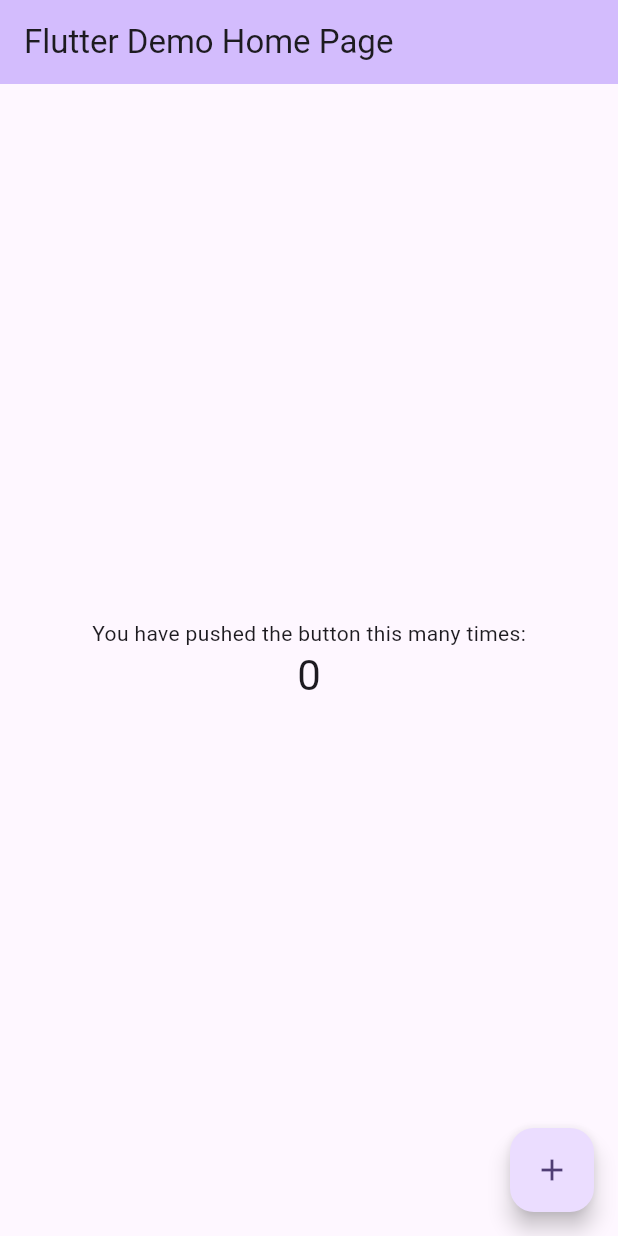
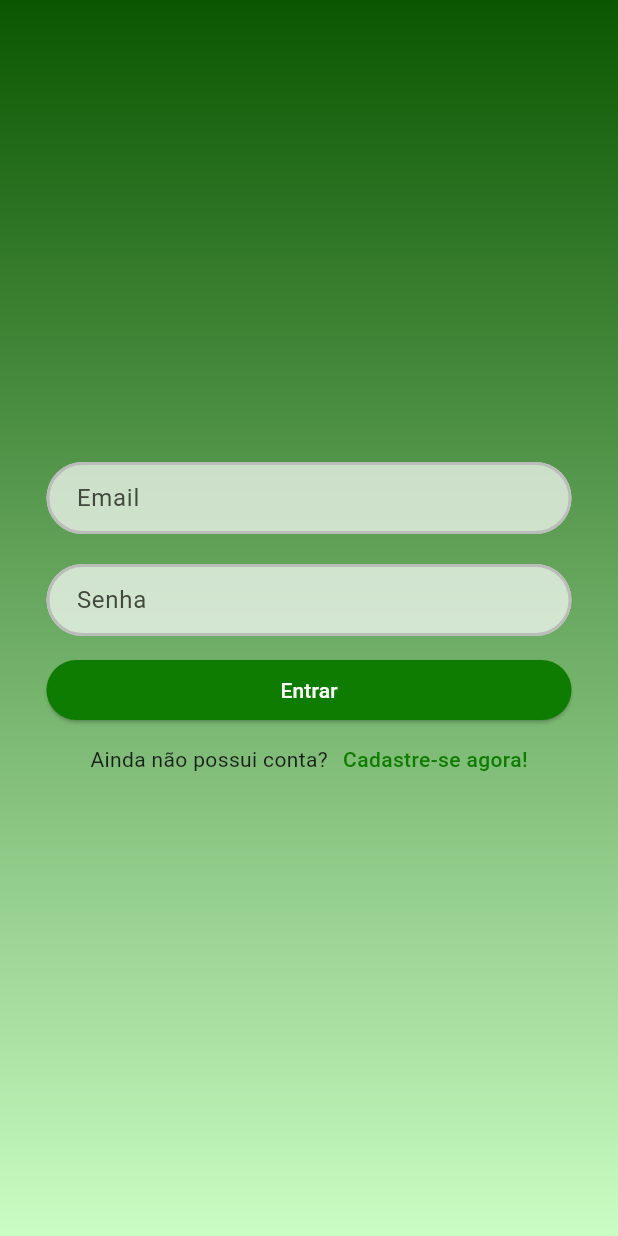
Before and after one commit to silva-luiz/app-nutricao, a Flutter app: the screen it shows after launch, on a phone screen of 412 x 824 dp. Run offline on Flutter 3.47's test engine with Material 3 defaults, Android fonts, the phone set to English and light mode, and no system bars; our stand-ins replace sqflite; accounts and stored records are empty.

Commit message:
merge from initial screen - login and register screens added

```diff
--- /dev/null
+++ b/lib/_core/color_list.dart
@@ -0,0 +1,17 @@
+import 'package:flutter/material.dart';
+
+class AppColors {
+  static const Color primaryColor = Color.fromARGB(255, 14, 124, 0);
+  static const Color secondaryColor = Color.fromARGB(255, 124, 2, 2);
+  static const Color warningColor = Color.fromARGB(255, 201, 171, 0);
+  static const Color dangerColor = Color.fromARGB(255, 194, 0, 0);
+  static const Color infoColor = Color.fromARGB(255, 0, 102, 255);
+  static const Color textLight = Color.fromARGB(255, 255, 255, 255);
+  static const Color textGrey = Color.fromARGB(255, 102, 102, 102);
+  static const Color textDark = Color.fromARGB(255, 0, 0, 0);
+
+  static const Color gradientTopColor = Color.fromARGB(255, 202, 253, 195);
+  static const Color gradientBottomColor = Color.fromARGB(255, 11, 87, 1);
+
+
+}
--- /dev/null
+++ b/lib/_core/input_style.dart
@@ -0,0 +1,18 @@
+import 'package:app_nutricao/_core/color_list.dart';
+import 'package:flutter/material.dart';
+
+InputDecoration textInputDecoration(String label) {
+  return InputDecoration(
+    hintText: label,
+    fillColor: Colors.white70,
+    filled: true,
+    contentPadding: const EdgeInsets.fromLTRB(16, 8, 16, 8),
+    border: OutlineInputBorder(borderRadius: BorderRadius.circular(30),),
+    enabledBorder: OutlineInputBorder(
+      borderRadius: BorderRadius.circular(30),
+      borderSide: const BorderSide(color: Color.fromARGB(255, 189, 188, 188), width: 2),
+    ),
+    focusedBorder: OutlineInputBorder(borderRadius: BorderRadius.circular(30),
+    borderSide: const BorderSide(color: AppColors.primaryColor, width: 3),)
+  );
+}
--- /dev/null
+++ b/lib/components/custom_button.dart
@@ -0,0 +1,26 @@
+import 'package:app_nutricao/_core/color_list.dart';
+import 'package:flutter/material.dart';
+
+class CustomButton extends StatelessWidget {
+  final double _width;
+  final String _label;
+  final void Function() _onClick;
+
+  const CustomButton(this._width, this._label, this._onClick, {super.key});
+
+  @override
+  Widget build(BuildContext context) {
+    return Padding(
+      padding: const EdgeInsets.all(12.0),
+      child: SizedBox(
+        width: _width,
+        child: ElevatedButton(
+            style:
+                ElevatedButton.styleFrom(backgroundColor: AppColors.primaryColor),
+            onPressed: _onClick,
+            child: Text(_label,
+                style: const TextStyle(color: AppColors.textLight))),
+      ),
+    );
+  }
+}
--- a/lib/main.dart
+++ b/lib/main.dart
@@ -1,3 +1,5 @@
+import 'package:app_nutricao/_core/color_list.dart';
+import 'package:app_nutricao/pages/login.dart';
 import 'package:flutter/material.dart';
 
 void main() {
@@ -11,115 +13,13 @@ class MyApp extends StatelessWidget {
   @override
   Widget build(BuildContext context) {
     return MaterialApp(
-      title: 'Flutter Demo',
+       debugShowCheckedModeBanner: false,
+      title: 'App nutrição',
       theme: ThemeData(
-        // This is the theme of your application.
-        //
-        // TRY THIS: Try running your application with "flutter run". You'll see
-        // the application has a purple toolbar. Then, without quitting the app,
-        // try changing the seedColor in the colorScheme below to Colors.green
-        // and then invoke "hot reload" (save your changes or press the "hot
-        // reload" button in a Flutter-supported IDE, or press "r" if you used
-        // the command line to start the app).
-        //
-        // Notice that the counter didn't reset back to zero; the application
-        // state is not lost during the reload. To reset the state, use hot
-        // restart instead.
-        //
-        // This works for code too, not just values: Most code changes can be
-        // tested with just a hot reload.
-        colorScheme: ColorScheme.fromSeed(seedColor: Colors.deepPurple),
+        colorScheme: ColorScheme.fromSeed(seedColor: AppColors.primaryColor),
         useMaterial3: true,
       ),
-      home: const MyHomePage(title: 'Flutter Demo Home Page'),
+      home: const LoginPage(),
     );
   }
 }
-
-class MyHomePage extends StatefulWidget {
-  const MyHomePage({super.key, required this.title});
-
-  // This widget is the home page of your application. It is stateful, meaning
-  // that it has a State object (defined below) that contains fields that affect
-  // how it looks.
-
-  // This class is the configuration for the state. It holds the values (in this
-  // case the title) provided by the parent (in this case the App widget) and
-  // used by the build method of the State. Fields in a Widget subclass are
-  // always marked "final".
-
-  final String title;
-
-  @override
-  State<MyHomePage> createState() => _MyHomePageState();
-}
-
-class _MyHomePageState extends State<MyHomePage> {
-  int _counter = 0;
-
-  void _incrementCounter() {
-    setState(() {
-      // This call to setState tells the Flutter framework that something has
-      // changed in this State, which causes it to rerun the build method below
-      // so that the display can reflect the updated values. If we changed
-      // _counter without calling setState(), then the build method would not be
-      // called again, and so nothing would appear to happen.
-      _counter++;
-    });
-  }
-
-  @override
-  Widget build(BuildContext context) {
-    // This method is rerun every time setState is called, for instance as done
-    // by the _incrementCounter method above.
-    //
-    // The Flutter framework has been optimized to make rerunning build methods
-    // fast, so that you can just rebuild anything that needs updating rather
-    // than having to individually change instances of widgets.
-    return Scaffold(
-      appBar: AppBar(
-        // TRY THIS: Try changing the color here to a specific color (to
-        // Colors.amber, perhaps?) and trigger a hot reload to see the AppBar
-        // change color while the other colors stay the same.
-        backgroundColor: Theme.of(context).colorScheme.inversePrimary,
-        // Here we take the value from the MyHomePage object that was created by
-        // the App.build method, and use it to set our appbar title.
-        title: Text(widget.title),
-      ),
-      body: Center(
-        // Center is a layout widget. It takes a single child and positions it
-        // in the middle of the parent.
-        child: Column(
-          // Column is also a layout widget. It takes a list of children and
-          // arranges them vertically. By default, it sizes itself to fit its
-          // children horizontally, and tries to be as tall as its parent.
-          //
-          // Column has various properties to control how it sizes itself and
-          // how it positions its children. Here we use mainAxisAlignment to
-          // center the children vertically; the main axis here is the vertical
-          // axis because Columns are vertical (the cross axis would be
-          // horizontal).
-          //
-          // TRY THIS: Invoke "debug painting" (choose the "Toggle Debug Paint"
-          // action in the IDE, or press "p" in the console), to see the
-          // wireframe for each widget.
-          mainAxisAlignment: MainAxisAlignment.center,
-          children: <Widget>[
-            const Text(
-              'You have pushed the button this many times:',
-            ),
-            Text(
-              '$_counter',
-              style: Theme.of(context).textTheme.headlineMedium,
-            ),
-          ],
-        ),
-      ),
-      floatingActionButton: FloatingActionButton(
-        onPressed: _incrementCounter,
-        tooltip: 'Increment',
-        child: const Icon(Icons.add),
-      ), // This trailing comma makes auto-formatting nicer for build methods.
-    );
-  }
-}
--- /dev/null
+++ b/lib/pages/login.dart
@@ -0,0 +1,255 @@
+import 'package:app_nutricao/_core/color_list.dart';
+import 'package:app_nutricao/_core/input_style.dart';
+import 'package:app_nutricao/components/custom_button.dart';
+import 'package:app_nutricao/data/database_helper.dart';
+import 'package:flutter/material.dart';
+
+class LoginPage extends StatefulWidget {
+  const LoginPage({super.key});
+
+  @override
+  State<LoginPage> createState() => _LoginPageState();
+}
+
+class _LoginPageState extends State<LoginPage> {
+  List<Map<String, dynamic>> _registros = [];
+
+  final _formkey = GlobalKey<FormState>();
+  final _modalFormKey = GlobalKey<FormState>();
+
+// Controllers do Login
+  final TextEditingController _loginEmailController = TextEditingController();
+  final TextEditingController _loginPasswordController =
+      TextEditingController();
+
+// Controllers do Modal
+  final TextEditingController _nameController = TextEditingController();
+  final TextEditingController _emailController = TextEditingController();
+  final TextEditingController _birthdateController = TextEditingController();
+  final TextEditingController _passwordController = TextEditingController();
+  final TextEditingController _confirmPasswordController =
+      TextEditingController();
+
+  void _exibeTodosRegistros() async {
+    final data = await Database.exibeTodosRegistros();
+    setState(() {
+      _registros = data;
+    });
+  }
+
+  loginButtonClicked() {
+    if (_formkey.currentState!.validate()) {
+      print('Form OK!');
+    } else {
+      print('Form NOK!');
+      ScaffoldMessenger.of(context).showSnackBar(
+        const SnackBar(
+          content: Text("Por favor, preencha corretamente todos os campos."),
+        ),
+      );
+    }
+  }
+
+  registerButtonClicked() async {
+    if (_modalFormKey.currentState!.validate()) {
+      await _insereRegistro();
+      Navigator.of(context).pop();
+    } else {
+      print('Form NOK!');
+      ScaffoldMessenger.of(context).showSnackBar(
+        const SnackBar(
+          content: Text("Por favor, preencha corretamente todos os campos."),
+        ),
+      );
+    }
+  }
+
+  // Insere um novo registro
+  Future<void> _insereRegistro() async {
+    await Database.insereRegistro(_nameController.text, _emailController.text,
+        _birthdateController.text, _passwordController.text);
+    _exibeTodosRegistros();
+  }
+
+  @override
+  Widget build(BuildContext context) {
+    return Scaffold(
+      backgroundColor: Colors.green,
+      resizeToAvoidBottomInset: true,
+      body: SafeArea(
+        top: true,
+        child: Stack(
+          children: [
+            Container(
+              decoration: const BoxDecoration(
+                gradient: LinearGradient(
+                    end: Alignment.topCenter,
+                    begin: Alignment.bottomCenter,
+                    colors: [
+                      AppColors.gradientTopColor,
+                      AppColors.gradientBottomColor
+                    ]),
+              ),
+              child: Center(
+                child: SingleChildScrollView(
+                  child: Form(
+                    key: _formkey,
+                    child: Column(
+                      mainAxisAlignment: MainAxisAlignment.center,
+                      children: [
+                        SizedBox(
+                          width: 350,
+                          child: TextFormField(
+                              decoration: textInputDecoration("Email"),
+                              keyboardType: TextInputType.emailAddress,
+                              validator: (String? value) {
+                                if (value == null || !value.contains("@")) {
+                                  return "Por favor, digite um email válido";
+                                }
+                                return null;
+                              }),
+                        ),
+                        const SizedBox(height: 20),
+                        SizedBox(
+                          width: 350,
+                          child: TextFormField(
+                              decoration: textInputDecoration("Senha"),
+                              obscureText: true,
+                              validator: (String? value) {
+                                if (value == null || value.length < 8) {
+                                  return "Por favor, digite uma senha válida";
+                                }
+                                return null;
+                              }),
+                        ),
+                        CustomButton(350, "Entrar", loginButtonClicked),
+                        Row(
+                          mainAxisAlignment: MainAxisAlignment.center,
+                          children: [
+                            const Text('Ainda não possui conta?'),
+                            const SizedBox(width: 10),
+                            InkWell(
+                              child: const Text(
+                                "Cadastre-se agora!",
+                                style: TextStyle(
+                                    color: AppColors.primaryColor,
+                                    fontWeight: FontWeight.w500),
+                              ),
+                              onTap: () {
+                                _showForm();
+                              },
+                            ),
+                          ],
+                        )
+                      ],
+                    ),
+                  ),
+                ),
+              ),
+            ),
+          ],
+        ),
+      ),
+    );
+  }
+
+  void _showForm() async {
+    showModalBottomSheet(
+      context: context,
+      elevation: 5,
+      isScrollControlled: true,
+      builder: (_) => SafeArea(
+        top: true,
+        child: Form(
+          key: _modalFormKey,
+          child: Center(
+            child: Padding(
+              padding: const EdgeInsets.all(15.0),
+              child: Column(
+                mainAxisAlignment: MainAxisAlignment.center,
+                children: [
+                  const SizedBox(
+                    height: 20,
+                  ),
+                  const Padding(
+                    padding: EdgeInsets.all(8.0),
+                    child: Text(
+                      'Cadastrar novo Usuário',
+                      style: TextStyle(
+                          fontSize: 52,
+                          fontWeight: FontWeight.w600,
+                          color: AppColors.primaryColor),
+                    ),
+                  ),
+                  const SizedBox(
+                    height: 10,
+                  ),
+                  Padding(
+                    padding: const EdgeInsets.all(8.0),
+                    child: TextFormField(
+                        controller: _nameController,
+                        decoration: textInputDecoration("Nome"),
+                        validator: (String? value) {
+                          if (value == null || value.length < 3) {
+                            return "Por favor, digite um nome válido";
+                          }
+                          return null;
+                        }),
+                  ),
+                  Padding(
+                    padding: const EdgeInsets.all(8.0),
+                    child: TextFormField(
+                      controller: _emailController,
+                      decoration: textInputDecoration("Email"),
+                      keyboardType: TextInputType.emailAddress,
+                      validator: (String? value) {
+                        if (value == null || !value.contains("@")) {
+                          return "Por favor, digite um email válido";
+                        }
+                        return null;
+                      },
+                    ),
+                  ),
+                  Padding(
+                    padding: const EdgeInsets.all(8.0),
+                    child: TextFormField(
+                        controller: _passwordController,
+                        decoration: textInputDecoration("Senha"),
+                        obscureText: true,
+                        validator: (String? value) {
+                          if (value == null) {
+                            return "Por favor, digite uma senha válida";
+                          }
+                          if (value.length < 8) {
+                            return "Por favor, digite uma senha com pelo menos 8 dígitos";
+                          }
+                          return null;
+                        }),
+                  ),
+                  Padding(
+                    padding: const EdgeInsets.all(8.0),
+                    child: TextFormField(
+                        controller: _confirmPasswordController,
+                        decoration: textInputDecoration("Confirmar Senha"),
+                        obscureText: true,
+                        validator: (String? value) {
+                          if (value == null) {
+                            return "Por favor, digite uma senha válida";
+                          }
+                          if (_passwordController.text !=
+                              _confirmPasswordController.text) {
+                            return "As senhas não coincidem.";
+                          }
+                          return null;
+                        }),
+                  ),
+                  CustomButton(350, "Cadastrar", registerButtonClicked),
+                ],
+              ),
+            ),
+          ),
+        ),
+      ),
+    );
+  }
+}
--- a/pubspec.yaml
+++ b/pubspec.yaml
@@ -35,6 +35,7 @@ dependencies:
   # The following adds the Cupertino Icons font to your application.
   # Use with the CupertinoIcons class for iOS style icons.
   cupertino_icons: ^1.0.6
+  sqflite: ^2.3.3
 
 dev_dependencies:
   flutter_test:
```
Also changed, not shown: lib/data/database_helper.dart (added, +83 -0 lines), lib/pages/temp.dart (added, +22 -0 lines), pubspec.lock, 1 other file.
